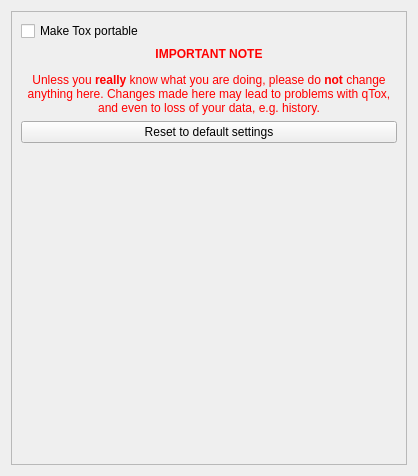
qTox/qTox, file src/widget/form/settings/advancedsettings.ui: the form before one commit.
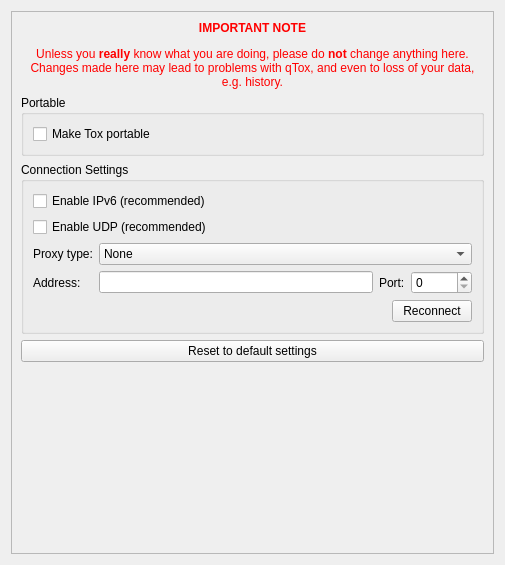
The form after the commit. Custom widgets are drawn as their Qt base class.

Commit message: feat(settings): Extracted user interface settings on new tab

```diff
--- a/src/widget/form/settings/advancedsettings.ui
+++ b/src/widget/form/settings/advancedsettings.ui
@@ -6,8 +6,8 @@
    <rect>
     <x>0</x>
     <y>0</y>
-    <width>418</width>
-    <height>476</height>
+    <width>505</width>
+    <height>565</height>
    </rect>
   </property>
   <property name="windowTitle">
@@ -24,21 +24,11 @@
        <rect>
         <x>0</x>
         <y>0</y>
-        <width>398</width>
-        <height>456</height>
+        <width>489</width>
+        <height>549</height>
        </rect>
       </property>
       <layout class="QVBoxLayout" name="verticalLayout_2">
-       <item>
-        <widget class="QCheckBox" name="cbMakeToxPortable">
-         <property name="toolTip">
-          <string extracomment="describes makeToxPortable checkbox">Save settings to the working directory instead of the usual conf dir</string>
-         </property>
-         <property name="text">
-          <string>Make Tox portable</string>
-         </property>
-        </widget>
-       </item>
        <item>
         <widget class="QLabel" name="warningLabel">
          <property name="text">
@@ -55,7 +45,149 @@
          </property>
         </widget>
        </item>
-       <item alignment="Qt::AlignTop">
+       <item>
+        <widget class="QGroupBox" name="ProtableGroup">
+         <property name="title">
+          <string>Portable</string>
+         </property>
+         <layout class="QVBoxLayout" name="verticalLayout_3">
+          <item>
+           <widget class="QCheckBox" name="cbMakeToxPortable">
+            <property name="toolTip">
+             <string extracomment="describes makeToxPortable checkbox">Save settings to the working directory instead of the usual conf dir</string>
+            </property>
+            <property name="text">
+             <string>Make Tox portable</string>
+            </property>
+           </widget>
+          </item>
+         </layout>
+        </widget>
+       </item>
+       <item>
+        <widget class="QGroupBox" name="connectionGroup">
+         <property name="title">
+          <string>Connection Settings</string>
+         </property>
+         <property name="alignment">
+          <set>Qt::AlignLeading|Qt::AlignLeft|Qt::AlignTop</set>
+         </property>
+         <layout class="QVBoxLayout" name="verticalLayoutProxy">
+          <property name="topMargin">
+           <number>9</number>
+          </property>
+          <item>
+           <layout class="QVBoxLayout" name="verticalLayout_5">
+            <item>
+             <widget class="QCheckBox" name="cbEnableIPv6">
+              <property name="text">
+               <string extracomment="Text on a checkbox to enable IPv6">Enable IPv6 (recommended)</string>
+              </property>
+             </widget>
+            </item>
+            <item>
+             <widget class="QCheckBox" name="cbEnableUDP">
+              <property name="toolTip">
+               <string extracomment="force tcp checkbox tooltip">Disabling this allows, e.g., toxing over Tor. It adds load to the Tox network however, so uncheck only when necessary.</string>
+              </property>
+              <property name="text">
+               <string extracomment="Text on checkbox to disable UDP">Enable UDP (recommended)</string>
+              </property>
+             </widget>
+            </item>
+           </layout>
+          </item>
+          <item>
+           <layout class="QGridLayout" name="proxyLayout">
+            <item row="1" column="0">
+             <widget class="QLabel" name="proxyTypeLabel">
+              <property name="text">
+               <string>Proxy type:</string>
+              </property>
+             </widget>
+            </item>
+            <item row="2" column="3">
+             <widget class="QSpinBox" name="proxyPort">
+              <property name="minimum">
+               <number>0</number>
+              </property>
+              <property name="maximum">
+               <number>65535</number>
+              </property>
+             </widget>
+            </item>
+            <item row="2" column="0">
+             <widget class="QLabel" name="proxyAddrLabel">
+              <property name="text">
+               <string extracomment="Text on proxy addr label">Address:</string>
+              </property>
+             </widget>
+            </item>
+            <item row="2" column="1">
+             <widget class="QLineEdit" name="proxyAddr"/>
+            </item>
+            <item row="2" column="2">
+             <widget class="QLabel" name="proxyPortLabel">
+              <property name="text">
+               <string extracomment="Text on proxy port label">Port:</string>
+              </property>
+             </widget>
+            </item>
+            <item row="1" column="1" colspan="3">
+             <widget class="QComboBox" name="proxyType">
+              <property name="sizePolicy">
+               <sizepolicy hsizetype="Expanding" vsizetype="Fixed">
+                <horstretch>0</horstretch>
+                <verstretch>0</verstretch>
+               </sizepolicy>
+              </property>
+              <item>
+               <property name="text">
+                <string>None</string>
+               </property>
+              </item>
+              <item>
+               <property name="text">
+                <string>SOCKS5</string>
+               </property>
+              </item>
+              <item>
+               <property name="text">
+                <string>HTTP</string>
+               </property>
+              </item>
+             </widget>
+            </item>
+           </layout>
+          </item>
+          <item>
+           <layout class="QHBoxLayout" name="horizontalLayout_4">
+            <item>
+             <spacer name="horizontalSpacer_4">
+              <property name="orientation">
+               <enum>Qt::Horizontal</enum>
+              </property>
+              <property name="sizeHint" stdset="0">
+               <size>
+                <width>40</width>
+                <height>20</height>
+               </size>
+              </property>
+             </spacer>
+            </item>
+            <item>
+             <widget class="QPushButton" name="reconnectButton">
+              <property name="text">
+               <string comment="reconnect button">Reconnect</string>
+              </property>
+             </widget>
+            </item>
+           </layout>
+          </item>
+         </layout>
+        </widget>
+       </item>
+       <item>
         <widget class="QPushButton" name="resetButton">
          <property name="text">
           <string>Reset to default settings</string>
```
The commit also changes 11 other files.
